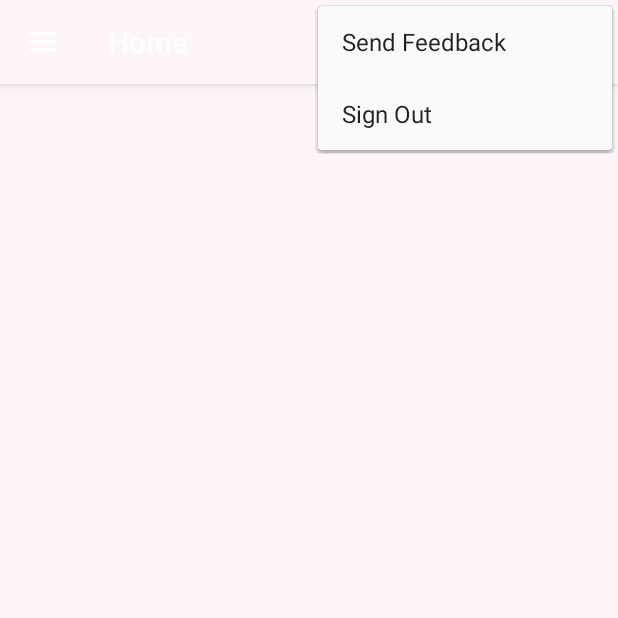
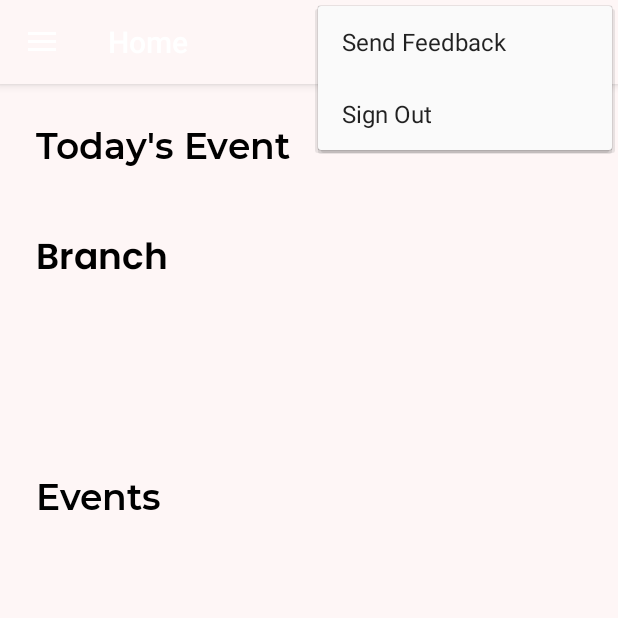
Before and after one commit to 334Dev/LiteLo, an Android app: the HomeActivity screen opened directly, with no data from a screen before it, with the options menu open, on a phone screen of 412 x 824 dp, the top half of it. Run offline under Robolectric (Android 15) with nearby library versions, the phone set to English and light mode, and no system bars; our stand-ins replace CircleImageView, Firebase (no records; nobody signed in at launch, a user with empty details on screens opened directly), Picasso, navigation-ui; libraries missing offline, so code that uses them is left out: me.tankery.lib; pictures from the network do not load.

Commit message:
pre Home activity save

```diff
--- a/app/src/main/java/com/dev334/litelo/HomeActivity.java
+++ b/app/src/main/java/com/dev334/litelo/HomeActivity.java
@@ -91,7 +91,6 @@ public class HomeActivity extends AppCompatActivity {
         headerName = headerView.findViewById(R.id.header_Name);
         headerReg = headerView.findViewById(R.id.branch_Reg);
 
-
         //headerView Text
         setHeaderViewText();
 
@@ -124,6 +123,8 @@ public class HomeActivity extends AppCompatActivity {
             }
         });
     }
+
+
 
 
     @Override
--- a/app/src/main/res/drawable/ic_baseline_search_24.xml
+++ b/app/src/main/res/drawable/ic_baseline_search_24.xml
@@ -3,8 +3,8 @@
     android:height="24dp"
     android:viewportWidth="24"
     android:viewportHeight="24"
-    android:tint="@color/Text">
+    android:tint="@color/colorSecondary">
   <path
-      android:fillColor="@color/Text"
+      android:fillColor="@color/colorSecondary"
       android:pathData="M15.5,14h-0.79l-0.28,-0.27C15.41,12.59 16,11.11 16,9.5 16,5.91 13.09,3 9.5,3S3,5.91 3,9.5 5.91,16 9.5,16c1.61,0 3.09,-0.59 4.23,-1.57l0.27,0.28v0.79l5,4.99L20.49,19l-4.99,-5zM9.5,14C7.01,14 5,11.99 5,9.5S7.01,5 9.5,5 14,7.01 14,9.5 11.99,14 9.5,14z"/>
 </vector>
--- a/app/src/main/res/layout/fragment_home.xml
+++ b/app/src/main/res/layout/fragment_home.xml
@@ -5,4 +5,71 @@
     android:layout_width="match_parent"
     android:layout_height="match_parent"
     tools:context=".UI.home.HomeFragment"
-    tools:visibility="visible"/>
+    tools:visibility="visible">
+
+    <TextView
+        android:id="@+id/textView"
+        android:layout_width="wrap_content"
+        android:layout_height="wrap_content"
+        android:layout_marginStart="24dp"
+        android:layout_marginTop="24dp"
+        android:fontFamily="@font/montserrat_semibold"
+        android:text="Today's Event"
+        android:textColor="@color/Text"
+        android:textSize="24sp"
+        app:layout_constraintStart_toStartOf="parent"
+        app:layout_constraintTop_toTopOf="parent" />
+
+    <androidx.recyclerview.widget.RecyclerView
+        android:id="@+id/recyclerView"
+        android:layout_width="0dp"
+        android:layout_height="wrap_content"
+        android:layout_marginTop="16dp"
+        app:layout_constraintEnd_toEndOf="parent"
+        app:layout_constraintStart_toStartOf="parent"
+        app:layout_constraintTop_toBottomOf="@+id/textView" />
+
+    <TextView
+        android:id="@+id/textView2"
+        android:layout_width="wrap_content"
+        android:layout_height="wrap_content"
+        android:layout_marginStart="24dp"
+        android:layout_marginTop="24dp"
+        android:fontFamily="@font/poppinssemibold"
+        android:text="Branch"
+        android:textColor="@color/Text"
+        android:textSize="24sp"
+        app:layout_constraintStart_toStartOf="parent"
+        app:layout_constraintTop_toBottomOf="@+id/recyclerView" />
+
+    <androidx.recyclerview.widget.RecyclerView
+        android:id="@+id/recyclerView2"
+        android:layout_width="0dp"
+        android:layout_height="80dp"
+        android:layout_marginTop="16dp"
+        app:layout_constraintEnd_toEndOf="parent"
+        app:layout_constraintStart_toStartOf="parent"
+        app:layout_constraintTop_toBottomOf="@+id/textView2" />
+
+    <TextView
+        android:id="@+id/textView3"
+        android:layout_width="wrap_content"
+        android:layout_height="wrap_content"
+        android:layout_marginStart="24dp"
+        android:layout_marginTop="24dp"
+        android:fontFamily="@font/montserrat_semibold"
+        android:text="Events"
+        android:textColor="@color/Text"
+        android:textSize="24sp"
+        app:layout_constraintStart_toStartOf="parent"
+        app:layout_constraintTop_toBottomOf="@+id/recyclerView2" />
+
+    <androidx.recyclerview.widget.RecyclerView
+        android:layout_width="0dp"
+        android:layout_height="wrap_content"
+        android:layout_marginTop="16dp"
+        app:layout_constraintEnd_toEndOf="parent"
+        app:layout_constraintStart_toStartOf="parent"
+        app:layout_constraintTop_toBottomOf="@+id/textView3" />
+
+</androidx.constraintlayout.widget.ConstraintLayout>
```
Also changed, not shown: app/src/main/java/com/dev334/litelo/Login/LoginActivity.java (+1 -43 lines), app/src/main/java/com/dev334/litelo/splashScreen.java (+26 -1 lines), app/src/main/res/drawable/grey_filled_box.xml (added, +13 -0 lines), app/src/main/res/layout/nav_header_main.xml (+7 -10 lines).
